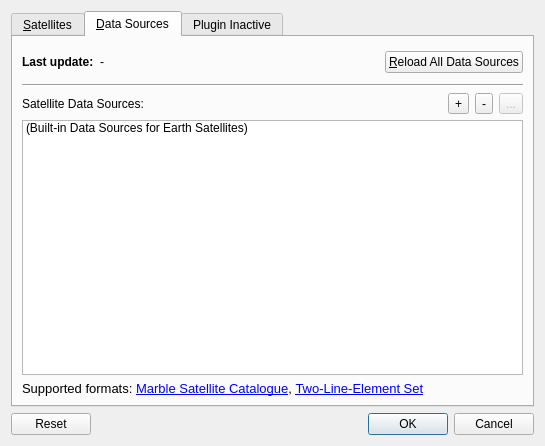
Qt form src/plugins/render/satellites/SatellitesConfigDialog.ui (KDE/marble) before a commit.
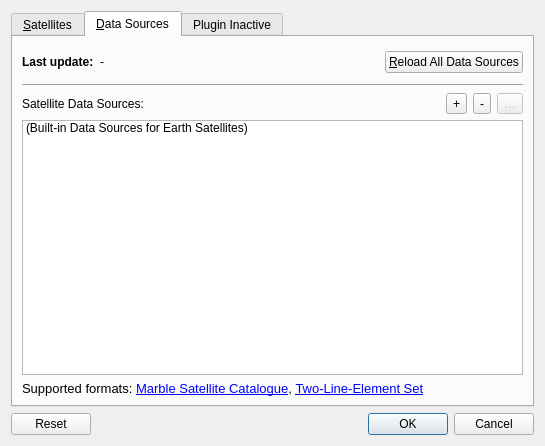
The same form after that commit. The open tabs and pages were chosen to show the change. Icons and pictures are not drawn.

Patch:
```diff
--- a/src/plugins/render/satellites/SatellitesConfigDialog.ui
+++ b/src/plugins/render/satellites/SatellitesConfigDialog.ui
@@ -178,7 +178,7 @@
              <string>Remove selected data source.</string>
             </property>
             <property name="text">
-             <string>...</string>
+             <string>…</string>
             </property>
             <property name="icon">
              <iconset resource="satellites.qrc">
```
